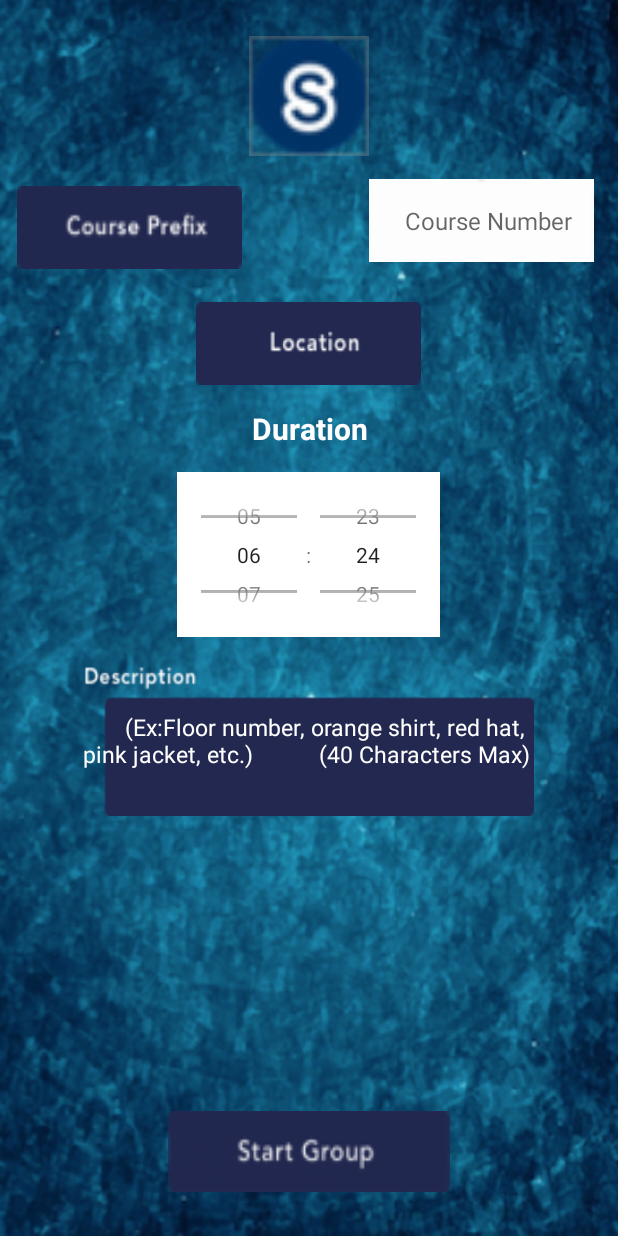
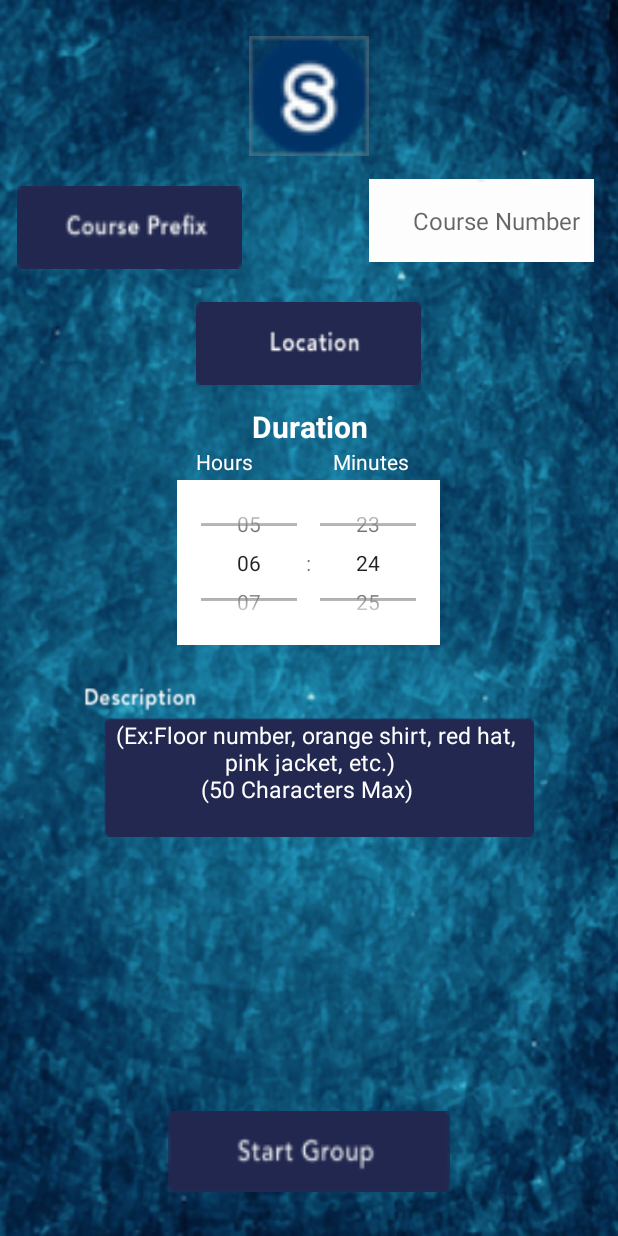
Before and after one commit to stortial/Study-app, an Android app: the CreateGroups screen opened directly, with no data from a screen before it, on a phone screen of 412 x 824 dp. Run offline under Robolectric (Android 15) with nearby library versions, the phone set to English and light mode, and no system bars; our stand-ins replace Firebase (no records; nobody signed in at launch, a user with empty details on screens opened directly).

Commit message:
added hours and min to duration/changed desc
added hours and min to duration/changed desc

```diff
--- a/Studiquest/app/src/main/java/org/example/amylipsky/myapplication/CreateGroups.java
+++ b/Studiquest/app/src/main/java/org/example/amylipsky/myapplication/CreateGroups.java
@@ -6,6 +6,7 @@ import android.graphics.Color;
 import android.os.Bundle;
 import android.support.v7.app.AppCompatActivity;
 import android.support.v7.widget.PopupMenu;
+import android.text.InputFilter;
 import android.util.Log;
 import android.view.MenuItem;
 import android.view.View;
@@ -22,7 +23,6 @@ import com.google.firebase.database.FirebaseDatabase;
 import com.google.firebase.database.ValueEventListener;
 
 import static org.example.amylipsky.myapplication.R.id.AddGroup;
-import static org.example.amylipsky.myapplication.R.id.desc;
 
 
 public class CreateGroups extends AppCompatActivity {
@@ -110,11 +110,17 @@ public class CreateGroups extends AppCompatActivity {
         });
 
         final EditText _Course=(EditText) findViewById(R.id.courseprefix);
+        int maxLength1 = 3;
+        _Course.setFilters(new InputFilter[] {new InputFilter.LengthFilter(maxLength1)});
+
 
         final EditText descrip = (EditText) findViewById(R.id.desc);
         Button buttonAddGroup = (Button) findViewById(AddGroup);
         descrip.setTextColor(Color.WHITE);
         descrip.setSelection(descrip.length());
+        int maxLength = 50;
+        descrip.setFilters(new InputFilter[] {new InputFilter.LengthFilter(maxLength)});
+
 
 
 
--- a/Studiquest/app/src/main/res/layout/create_group.xml
+++ b/Studiquest/app/src/main/res/layout/create_group.xml
@@ -63,8 +63,10 @@
         android:layout_width="150dp"
         android:layout_height="55dp"
         android:hint="      Course Number "
-        android:inputType="textPersonName"
+        android:inputType="number"
         android:textSize="16sp"
+        android:gravity="center"
+
         android:layout_marginTop="15dp"
         android:layout_below="@+id/imageView4"
         android:layout_toRightOf="@+id/imageView4"
@@ -150,7 +152,7 @@
         android:textAlignment="center"
         android:textColor="@color/cardview_light_background"
         android:textSize="20sp"
-        android:layout_marginTop="15dp"
+        android:layout_marginTop="14dp"
         android:layout_below="@+id/button3"
         android:layout_alignParentLeft="true"
         android:layout_alignParentStart="true" />
@@ -163,28 +165,52 @@
         android:timePickerMode="spinner"
 
         android:gravity="center"
+        android:layout_marginTop="22dp"
         android:layout_below="@+id/textView4"
-        android:layout_centerHorizontal="true"
-        android:layout_marginTop="15dp" />
+        android:layout_centerHorizontal="true" />
 
 
     <EditText
         android:id="@+id/desc"
         android:layout_width="300dp"
         android:layout_height="100dp"
-        android:layout_below="@+id/TimePicker2"
-        android:layout_centerHorizontal="true"
 
-        android:layout_marginTop="19dp"
+        android:layout_marginTop="28dp"
         android:background="@drawable/descriptionbox"
         android:gravity="center"
-        android:hint="
-    (Ex:Floor number, orange shirt, red hat, pink jacket, etc.)
-          (40 Characters Max) "
+        android:hint="  (Ex:Floor number, orange shirt, red hat,
+                pink jacket, etc.)
+
+                                                                                                   (50 Characters Max) "
 
         android:inputType="textMultiLine|textShortMessage"
         android:textColorHint="@color/white"
-        android:textSize="15sp" />
+        android:textSize="15sp"
+        android:layout_below="@+id/TimePicker2"
+        android:layout_centerHorizontal="true" />
+
+    <TextView
+        android:id="@+id/textView3"
+        android:layout_width="wrap_content"
+        android:layout_height="wrap_content"
+        android:text="Hours"
+        android:textColor="@color/white"
+        android:layout_below="@+id/textView4"
+        android:layout_alignLeft="@+id/button3"
+        android:layout_alignStart="@+id/button3" />
+
+    <TextView
+        android:id="@+id/textView5"
+        android:layout_width="wrap_content"
+        android:layout_height="wrap_content"
+        android:text="Minutes"
+        android:textColor="@color/white"
+
+        android:layout_below="@+id/textView4"
+        android:layout_alignRight="@+id/button3"
+        android:layout_alignEnd="@+id/button3"
+        android:layout_marginRight="8dp"
+        android:layout_marginEnd="8dp" />
 
     <!--<TextView-->
     <!--android:id="@+id/textView3"-->
```
Lines whose indentation alone changed are shown as unchanged.
